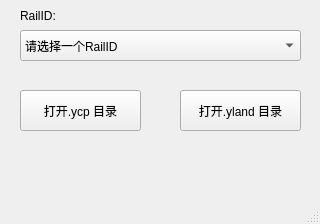
Qt form ycphelper.ui (Ylands/ycphelper) before a commit.
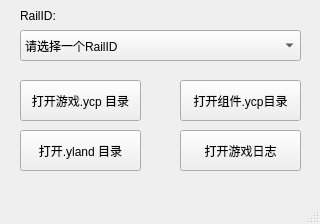
The same form after that commit.

Commit message: 增加了组件ycp目录按钮，日志按钮（直接打开艾兰岛安装目录)

Diff of the .ui file:
```diff
--- a/ycphelper.ui
+++ b/ycphelper.ui
@@ -72,20 +72,20 @@
     <property name="geometry">
      <rect>
       <x>20</x>
-      <y>90</y>
+      <y>80</y>
       <width>121</width>
       <height>41</height>
      </rect>
     </property>
     <property name="text">
-     <string>打开.ycp 目录</string>
+     <string>打开游戏.ycp 目录</string>
     </property>
    </widget>
    <widget class="QPushButton" name="pushButton_2">
     <property name="geometry">
      <rect>
-      <x>180</x>
-      <y>90</y>
+      <x>20</x>
+      <y>130</y>
       <width>121</width>
       <height>41</height>
      </rect>
@@ -94,6 +94,32 @@
      <string>打开.yland 目录</string>
     </property>
    </widget>
+   <widget class="QPushButton" name="pushButton_4">
+    <property name="geometry">
+     <rect>
+      <x>180</x>
+      <y>80</y>
+      <width>121</width>
+      <height>41</height>
+     </rect>
+    </property>
+    <property name="text">
+     <string>打开组件.ycp目录</string>
+    </property>
+   </widget>
+   <widget class="QPushButton" name="pushButton_3">
+    <property name="geometry">
+     <rect>
+      <x>180</x>
+      <y>130</y>
+      <width>121</width>
+      <height>41</height>
+     </rect>
+    </property>
+    <property name="text">
+     <string>打开游戏日志</string>
+    </property>
+   </widget>
   </widget>
   <widget class="QMenuBar" name="menubar">
    <property name="geometry">
```
The commit also changes 15 other files.
